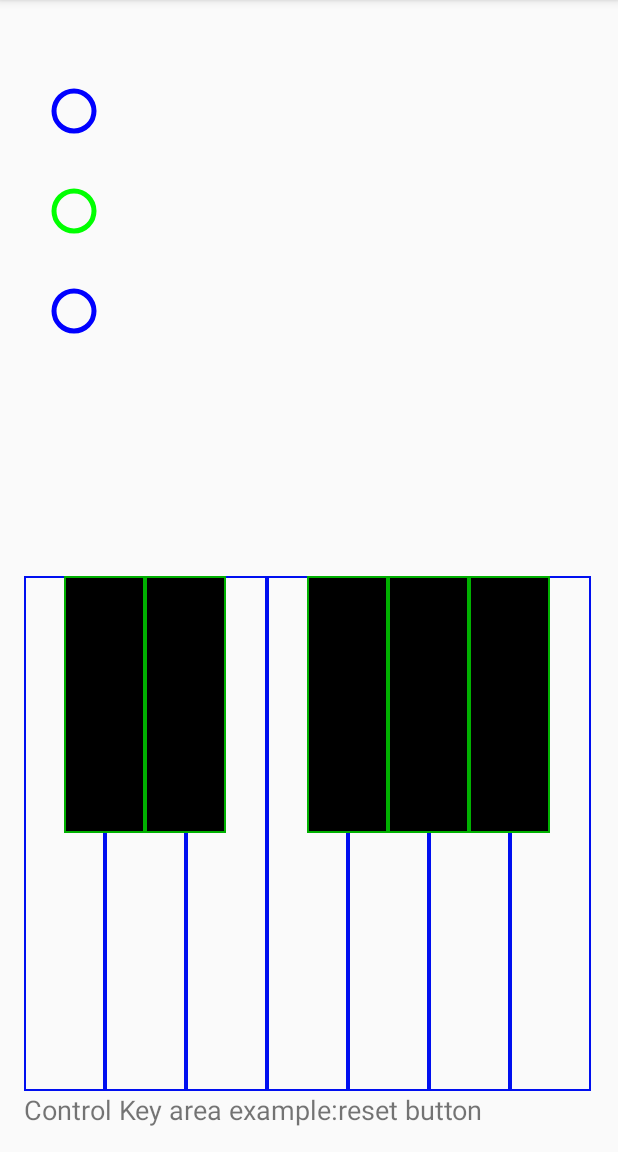
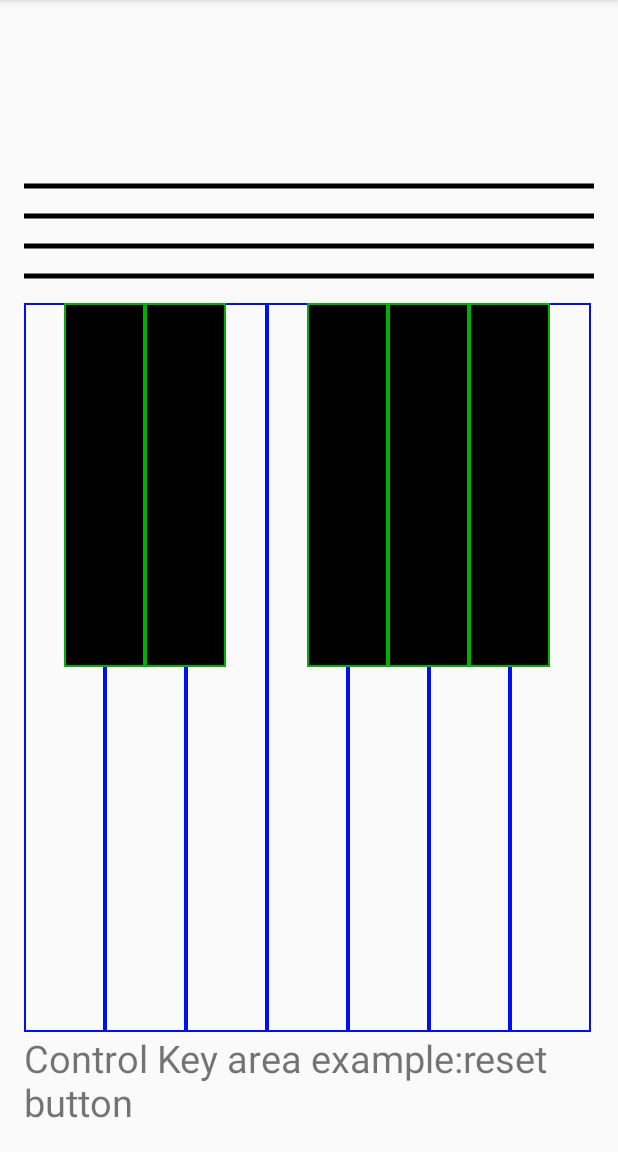
Before and after one commit to sandylai0116/Innovative_Comp_2015, an Android app: the screen it shows after launch (MainActivity), on a phone screen of 412 x 824 dp, the part 84-1236 px from its top. Run offline under Robolectric (Android 15) with nearby library versions, the phone set to English and light mode, and no system bars; 2 statements that could not run were skipped.

Commit message:
change layout

```diff
--- a/Piano/app/src/main/java/com/project/piano/PianoSheet.java
+++ b/Piano/app/src/main/java/com/project/piano/PianoSheet.java
@@ -14,7 +14,7 @@ public class PianoSheet extends View {
     // setup initial color
     private final int paintColor = Color.BLACK;
     // defines paint and canvas
-    private Paint drawPaint;
+    private Paint paint;
 
     public PianoSheet(Context context, AttributeSet attrs) {
         super(context, attrs);
@@ -25,21 +25,31 @@ public class PianoSheet extends View {
 
     // Setup paint with color and stroke styles
     private void setupPaint() {
-        drawPaint = new Paint();
-        drawPaint.setColor(paintColor);
-        drawPaint.setAntiAlias(true);
-        drawPaint.setStrokeWidth(5);
-        drawPaint.setStyle(Paint.Style.STROKE);
-        drawPaint.setStrokeJoin(Paint.Join.ROUND);
-        drawPaint.setStrokeCap(Paint.Cap.ROUND);
+        paint = new Paint();
+        paint.setColor(paintColor);
+        paint.setAntiAlias(true);
+        paint.setStrokeWidth(5);
+        paint.setStyle(Paint.Style.STROKE);
+        paint.setStrokeJoin(Paint.Join.ROUND);
+        paint.setStrokeCap(Paint.Cap.ROUND);
+    }
+
+    @Override
+    protected void onMeasure(int widthMeasureSpec, int heightMeasureSpec) {
+        int width = 5000;
+        int height = 500;
+        setMeasuredDimension(width,height);
     }
 
     @Override
     protected void onDraw(Canvas canvas) {
-        canvas.drawCircle(50, 50, 20, drawPaint);
-        drawPaint.setColor(Color.GREEN);
-        canvas.drawCircle(50, 150, 20, drawPaint);
-        drawPaint.setColor(Color.BLUE);
-        canvas.drawCircle(50, 250, 20, drawPaint);
+
+        int y=canvas.getHeight()/4;
+
+        for (int line = 1; line <= 5; line++) {
+            canvas.drawLine(0, (float) y, 5000, (float) y, paint);
+            y += 30;
+        }
+
     }
 }
--- a/Piano/app/src/main/res/layout/fragment_main.xml
+++ b/Piano/app/src/main/res/layout/fragment_main.xml
@@ -11,7 +11,7 @@
     android:orientation="vertical"
     tools:showIn="@layout/activity_main"
     tools:context=".MainActivityFragment"
-    android:weightSum="2"
+    android:weightSum="4"
     >
 
     <TextView
@@ -19,23 +19,32 @@
         android:layout_height="wrap_content"
         android:textSize="18dp"
         android:id="@+id/midiKey"
+        android:text=""
         android:minLines="1" />
 
-    <com.project.piano.PianoSheet
-        android:id="@+id/drawingView1"
-        android:layout_width="wrap_content"
+    <HorizontalScrollView
+        android:layout_width="fill_parent"
         android:layout_height="0dp"
         android:layout_weight="1"
-        android:layout_alignParentBottom="true"
-        android:layout_alignParentLeft="true"
-        android:layout_alignParentRight="true"
-        android:layout_alignParentTop="true" />
+        >
+        <LinearLayout
+            android:layout_width="fill_parent"
+            android:layout_height="fill_parent"
+            android:id="@+id/music_sheet_layout"
+            >
+            <com.project.piano.PianoSheet
+                android:id="@+id/drawingView1"
+                android:layout_width="fill_parent"
+                android:layout_height="fill_parent"
+         />
+        </LinearLayout>
+    </HorizontalScrollView>
 
     <com.twobard.pianoview.Piano
         android:id="@+id/piano_keyboard"
         android:layout_width="fill_parent"
         android:layout_height="0dp"
-        android:layout_weight="1"
+        android:layout_weight="3"
         piano:keyCount="12"
         piano:blackKeyDrawable="@drawable/key_black_custom"
         piano:whiteKeyDrawable="@drawable/key_white_custom"
@@ -46,10 +55,12 @@
     <TextView
         android:layout_width="fill_parent"
         android:layout_height="wrap_content"
-        android:textSize="18dp"
+        android:textSize="25dp"
         android:id="@+id/control"
         android:minLines="1"
         android:text="Control Key area example:reset button"
         />
 
+
+
 </LinearLayout>
```
